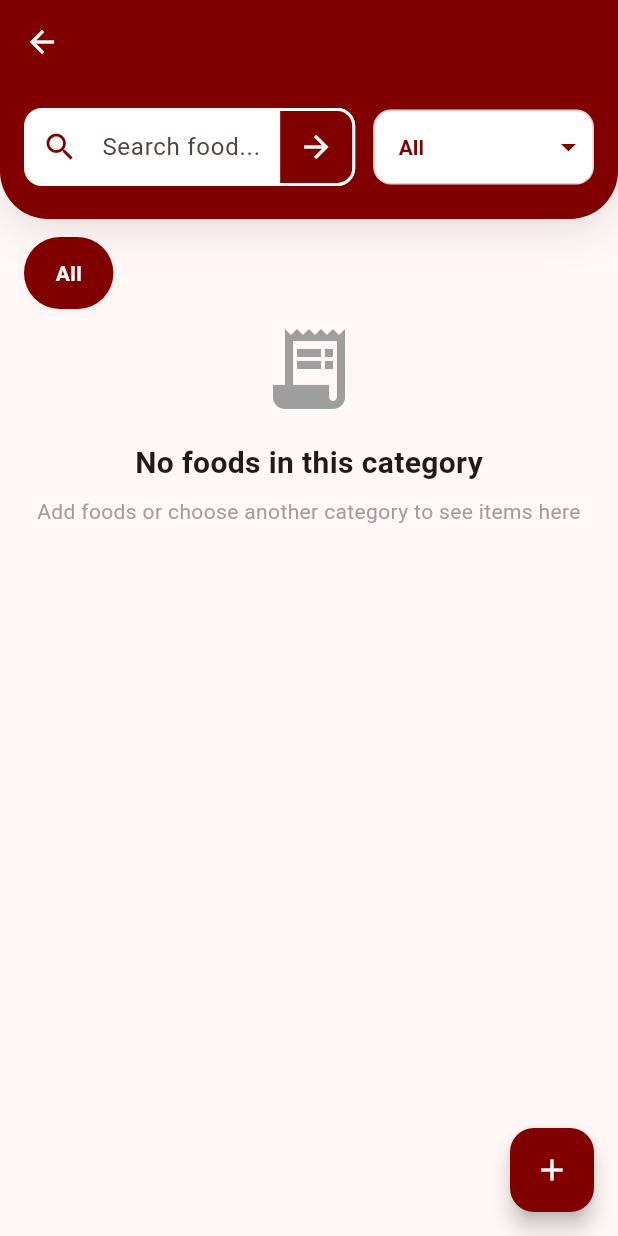
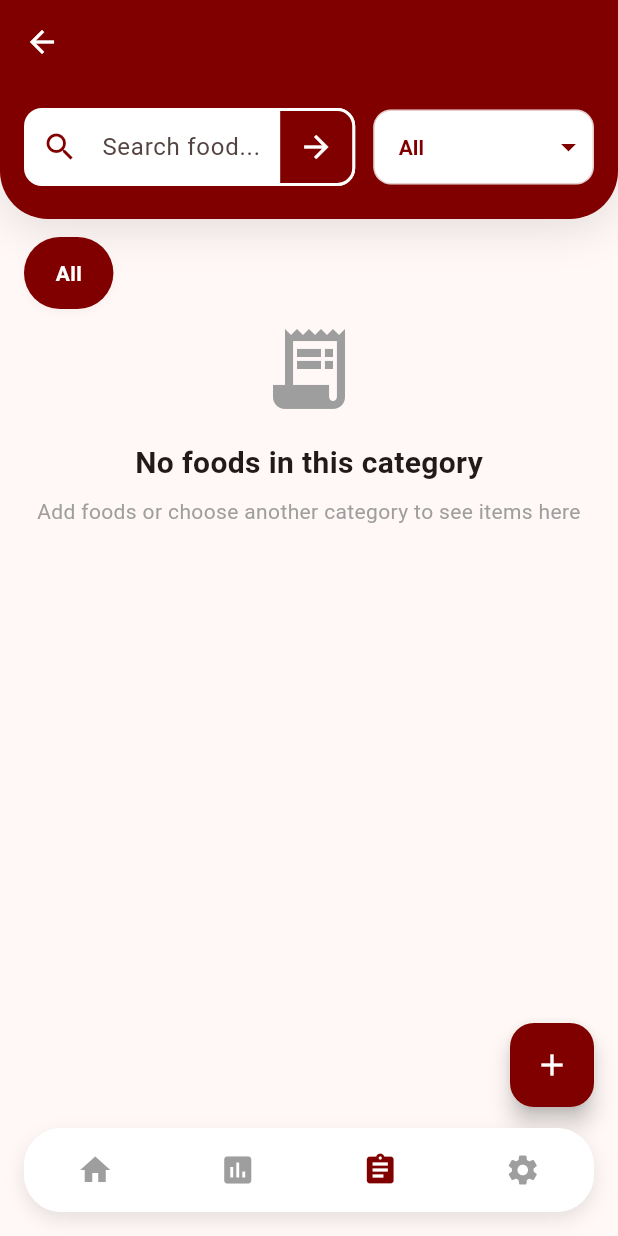
Before and after one commit to smartinbooox/food_app, a Flutter app: the FoodListScreen screen opened directly with empty values, on a phone screen of 412 x 824 dp. Run offline on Flutter 3.47's test engine with Material 3 defaults, Android fonts, the phone set to English and light mode, and no system bars; our stand-ins replace fl_chart, image_picker, supabase_flutter; accounts and stored records are empty.

Commit message:
feat: Add bottom navigation to food_list_screen
- Added floating bottom navigation bar matching admin_main_screen design
- Set current index to 2 (Manage tab) since this is food management
- Added navigation handlers for all admin tabs
- Adjusted floating action button padding to work with bottom nav
- Maintained consistent styling and shadow effects
- Improved popup menu item padding for better UX

```diff
--- a/lib/screens/admin/food_list_screen.dart
+++ b/lib/screens/admin/food_list_screen.dart
@@ -834,7 +834,7 @@ class _FoodListScreenState extends State<FoodListScreen> {
                                                 ),
                                               ),
                                             ),
-                                            const SizedBox(width: 18),
+                                            const SizedBox(width: 16),
                                             // Main info column
                                             Expanded(
                                               child: Column(
@@ -888,6 +888,7 @@ class _FoodListScreenState extends State<FoodListScreen> {
                                                                   child: ListTile(
                                                                     leading: Icon(Icons.edit, color: Colors.blue),
                                                                     title: Text('Edit'),
+                                                                    contentPadding: EdgeInsets.symmetric(horizontal: 16, vertical: 0),
                                                                   ),
                                                                 ),
                                                                 PopupMenuItem(
@@ -895,6 +896,7 @@ class _FoodListScreenState extends State<FoodListScreen> {
                                                                   child: ListTile(
                                                                     leading: Icon(Icons.delete, color: Colors.red),
                                                                     title: Text('Delete'),
+                                                                    contentPadding: EdgeInsets.symmetric(horizontal: 16, vertical: 0),
                                                                   ),
                                                                 ),
                                                               ],
@@ -1020,7 +1022,7 @@ class _FoodListScreenState extends State<FoodListScreen> {
               ),
             ),
             floatingActionButton: Padding(
-              padding: const EdgeInsets.only(bottom: 16.0),
+              padding: const EdgeInsets.only(bottom: 86.0), // Move FAB above the bottom nav
               child: FloatingActionButton(
                 onPressed: () async {
                   final result = await _showAddOrEditFoodDialog();
@@ -1034,6 +1036,78 @@ class _FoodListScreenState extends State<FoodListScreen> {
               ),
             ),
             floatingActionButtonLocation: FloatingActionButtonLocation.endDocked,
+          ),
+        ),
+        // Floating bottom navigation bar
+        Positioned(
+          left: 0,
+          right: 0,
+          bottom: 0,
+          child: SafeArea(
+            minimum: const EdgeInsets.all(8),
+            child: Container(
+              margin: const EdgeInsets.symmetric(horizontal: 8, vertical: 8),
+              decoration: BoxDecoration(
+                color: Colors.white,
+                borderRadius: BorderRadius.circular(25),
+                boxShadow: [
+                  BoxShadow(
+                    color: Colors.black.withOpacity(0.1),
+                    blurRadius: 10,
+                    offset: const Offset(0, 5),
+                  ),
+                ],
+              ),
+              child: ClipRRect(
+                borderRadius: BorderRadius.circular(25),
+                child: BottomNavigationBar(
+                  currentIndex: 2, // Set to Manage tab index since this is food management
+                  onTap: (index) {
+                    // Handle navigation based on index
+                    switch (index) {
+                      case 0: // Dashboard
+                        Navigator.pushReplacementNamed(context, '/admin-dashboard');
+                        break;
+                      case 1: // Reports
+                        Navigator.pushReplacementNamed(context, '/admin-reports');
+                        break;
+                      case 2: // Manage (current screen)
+                        // Already here, do nothing
+                        break;
+                      case 3: // Settings
+                        Navigator.pushReplacementNamed(context, '/admin-settings');
+                        break;
+                    }
+                  },
+                  type: BottomNavigationBarType.fixed,
+                  backgroundColor: Colors.white,
+                  selectedItemColor: AppConstants.primaryColor,
+                  unselectedItemColor: Colors.grey,
+                  selectedLabelStyle: const TextStyle(fontSize: 0),
+                  unselectedLabelStyle: const TextStyle(fontSize: 0),
+                  elevation: 0,
+                  items: const [
+                    BottomNavigationBarItem(
+                      icon: Icon(Icons.home),
+                      label: '',
+                    ),
+                    BottomNavigationBarItem(
+                      icon: Icon(Icons.assessment),
+                      label: '',
+                    ),
+                    BottomNavigationBarItem(
+                      icon: Icon(Icons.assignment),
+                      // Clipboard icon for Manage
+                      label: '',
+                    ),
+                    BottomNavigationBarItem(
+                      icon: Icon(Icons.settings),
+                      label: '',
+                    ),
+                  ],
+                ),
+              ),
+            ),
           ),
         ),
         // Floating notification overlay
```
